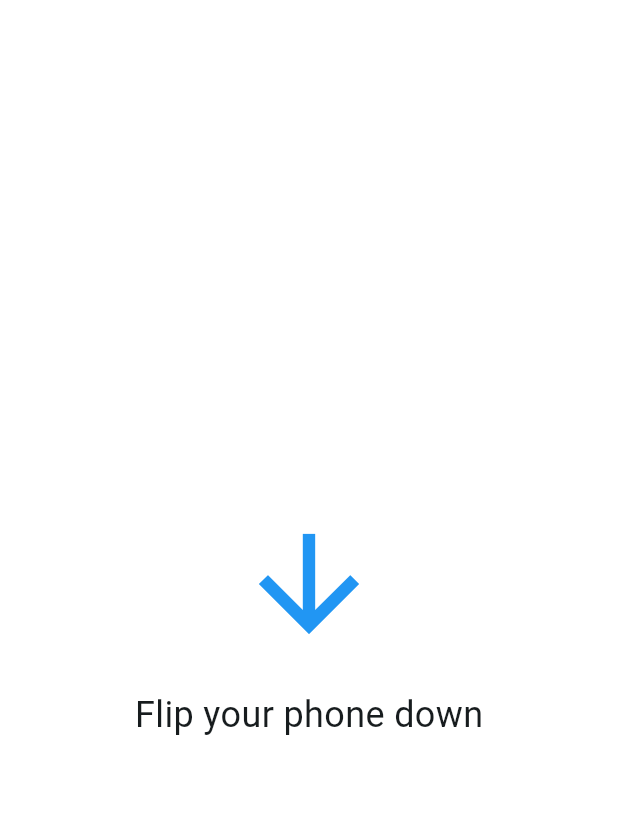
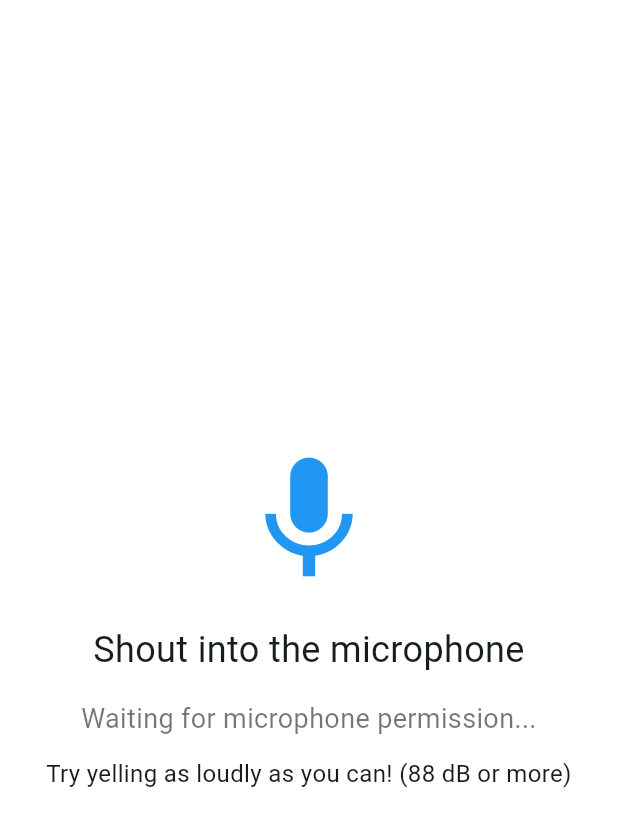
Before and after one commit to Kyneb98/dma_project, a Flutter app: the screen it shows after launch, after a tap on "Start", on a phone screen of 412 x 824 dp. Shown: the top 827 px of the screen. Run offline on Flutter 3.47's test engine with Material 3 defaults, Android fonts, the light colour scheme and no system bars; our stand-ins replace audioplayers, permission_handler, sensors_plus; missing offline and left inert: noise_meter.

Commit message:
Shout challange

```diff
--- a/lib/challenge_list.dart
+++ b/lib/challenge_list.dart
@@ -1,7 +1,6 @@
 import 'dart:math';
 
 // importer challenges nedenfor
-import 'package:dma_project/challenges/shake_challenge.dart';
 import 'package:flutter/material.dart';
 
 import 'challenges/random_press_challenge.dart';
@@ -13,14 +12,10 @@ import 'challenges/flip_left_challenge.dart';
 import 'challenges/flip_right_challenge.dart';
 import 'challenges/shake_challenge.dart';
 
-
-
-
 typedef Challenge = Future<void> Function();
 
 //en liste over alle challenges, som kan bruges til af vælge en random challenge fra
 final List<Challenge> challenges = [
-
   // Tilføj flere her
 ];
 
@@ -35,15 +30,16 @@ Challenge getRandomChallenge() {
 // sekvensen som kører de 7 challenges
 Future<void> runChallengeSequence(BuildContext context) async {
   final List<Widget> challengeWidgets = [
-    const FlipDownChallenge(),
-
+    const ShoutChallenge(),
 
     // ... etc
   ];
   for (int i = 0; i < 7; i++) {
     final challenge = challengeWidgets[_rand.nextInt(challengeWidgets.length)];
     print("Starter challenge ${i + 1}");
-    await Navigator.of(context).push(MaterialPageRoute(builder: (_) => challenge));
+    await Navigator.of(
+      context,
+    ).push(MaterialPageRoute(builder: (_) => challenge));
     print("Challenge ${i + 1} færdig");
   }
 
--- a/lib/challenges/shout_challenge.dart
+++ b/lib/challenges/shout_challenge.dart
@@ -0,0 +1,142 @@
+import 'dart:async';
+import 'package:flutter/material.dart';
+import 'package:noise_meter/noise_meter.dart';
+import 'package:audioplayers/audioplayers.dart';
+import 'package:permission_handler/permission_handler.dart';
+
+class ShoutChallenge extends StatefulWidget {
+  final VoidCallback? onCompleted;
+
+  const ShoutChallenge({super.key, this.onCompleted});
+
+  @override
+  State<ShoutChallenge> createState() => _ShoutChallengeState();
+}
+
+class _ShoutChallengeState extends State<ShoutChallenge> {
+  bool _isCompleted = false;
+  bool _hasError = false;
+  bool _isListening = false;
+  double _decibel = 0.0;
+
+  final AudioPlayer _audioPlayer = AudioPlayer();
+  late final NoiseMeter _noiseMeter;
+  StreamSubscription<NoiseReading>? _noiseSubscription;
+
+  static const double _shoutThresholdDb = 88.0;
+
+  @override
+  void initState() {
+    super.initState();
+    _noiseMeter = NoiseMeter();
+    _requestMicrophonePermission();
+  }
+
+  Future<void> _requestMicrophonePermission() async {
+    final status = await Permission.microphone.request();
+    if (!mounted) return;
+    if (!status.isGranted) {
+      setState(() {
+        _hasError = true;
+      });
+      return;
+    }
+    _startListening();
+  }
+
+  void _startListening() {
+    try {
+      _isListening = true;
+      _noiseSubscription = _noiseMeter.noise.listen((NoiseReading reading) {
+        if (!mounted) return;
+        setState(() {
+          _decibel = reading.meanDecibel;
+          if (!_isCompleted && _decibel >= _shoutThresholdDb) {
+            _isCompleted = true;
+            _audioPlayer.play(AssetSource('sounds/complete.mp3'));
+            widget.onCompleted?.call();
+            Future.delayed(const Duration(seconds: 1), () {
+              if (mounted) {
+                Navigator.of(context).pop();
+              }
+            });
+          }
+        });
+      }, onError: _onNoiseError);
+    } catch (error) {
+      _onNoiseError(error);
+    }
+  }
+
+  void _onNoiseError(Object error) {
+    if (!mounted) return;
+    setState(() {
+      _hasError = true;
+      _isListening = false;
+    });
+  }
+
+  @override
+  void dispose() {
+    _noiseSubscription?.cancel();
+    _audioPlayer.dispose();
+    super.dispose();
+  }
+
+  @override
+  Widget build(BuildContext context) {
+    final String readingText = _hasError
+        ? 'Microphone access denied'
+        : _isListening
+        ? '${_decibel.toStringAsFixed(1)} dB'
+        : 'Waiting for microphone permission...';
+
+    return Scaffold(
+      backgroundColor: _isCompleted ? Colors.green : Colors.white,
+      body: SafeArea(
+        child: Center(
+          child: Padding(
+            padding: const EdgeInsets.symmetric(horizontal: 24),
+            child: Column(
+              mainAxisAlignment: MainAxisAlignment.center,
+              children: [
+                Icon(
+                  Icons.mic,
+                  size: 100,
+                  color:Colors.blue,
+                ),
+                const SizedBox(height: 20),
+                Text(
+                  _isCompleted
+                      ? 'Challenge Completed!'
+                      : 'Shout into the microphone',
+                  style: const TextStyle(fontSize: 24),
+                  textAlign: TextAlign.center,
+                ),
+                const SizedBox(height: 16),
+                Text(
+                  readingText,
+                  style: const TextStyle(fontSize: 18, color: Colors.black54),
+                  textAlign: TextAlign.center,
+                ),
+                const SizedBox(height: 12),
+                if (!_isCompleted && !_hasError)
+                  const Text(
+                    'Try yelling as loudly as you can! (88 dB or more)',
+                    style: TextStyle(fontSize: 16),
+                    textAlign: TextAlign.center,
+                  ),
+                if (_hasError)
+                  const Text(
+                    'Please allow microphone access in settings.',
+                    style: TextStyle(fontSize: 16, color: Colors.red),
+                    textAlign: TextAlign.center,
+                  ),
+              ],
+            ),
+          ),
+        ),
+      ),
+    );
+  }
+}
--- a/pubspec.yaml
+++ b/pubspec.yaml
@@ -12,8 +12,9 @@ dependencies:
     sdk: flutter
 
   cupertino_icons: ^1.0.8
-  sensors_plus: ^6.0.0
+  sensors_plus: ^7.0.0
   audioplayers: ^6.1.0
+  noise_meter: ^5.1.0
 
 dev_dependencies:
   flutter_test:
```
Also changed, not shown: pubspec.lock, 4 other files.
